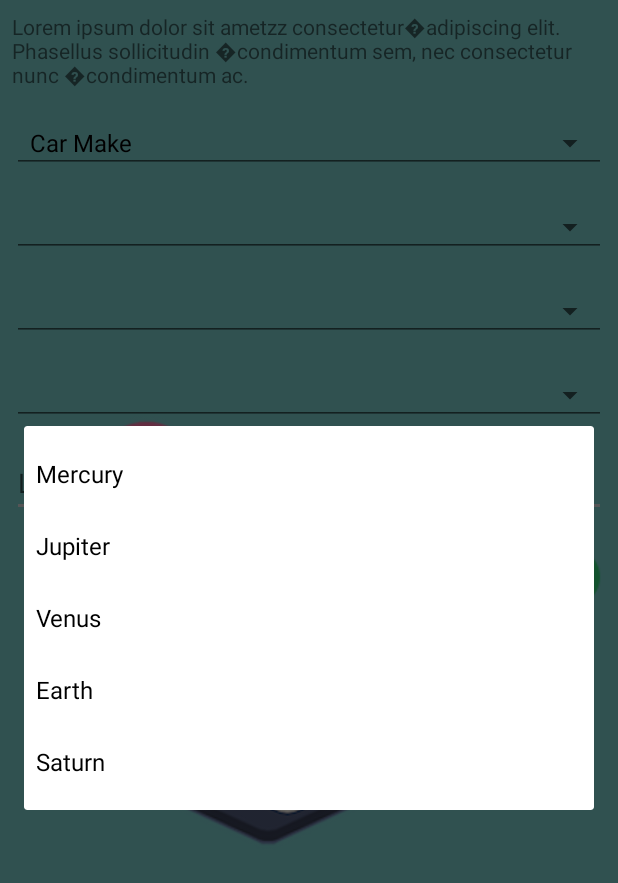
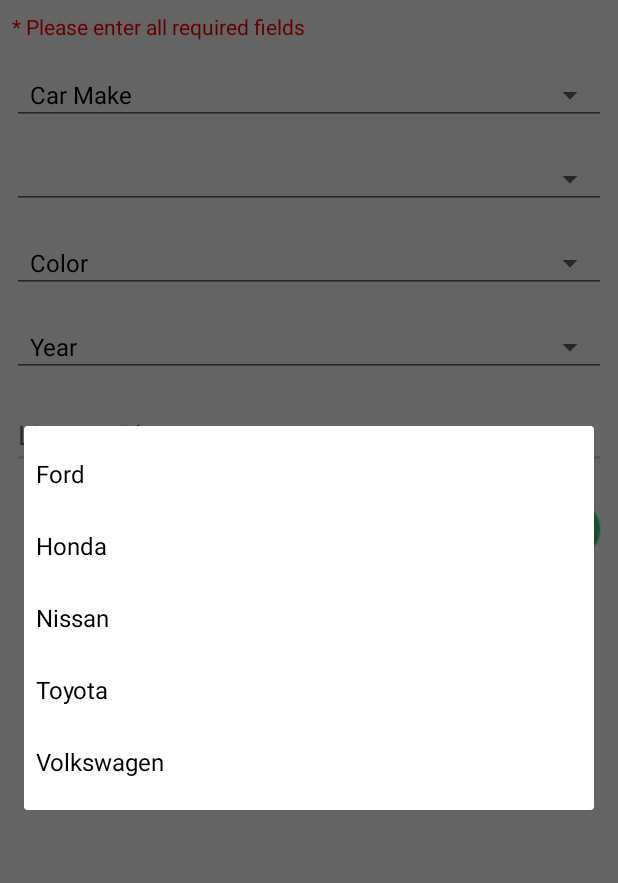
Before and after one commit to stephenfung98/OpenSpot, an Android app: the VehicleInfoActivity screen opened directly, with no data from a screen before it, after a tap on "Car Make", on a phone screen of 412 x 824 dp. Shown: the top 883 px of the screen. Run offline under Robolectric (Android 15) with nearby library versions, the phone set to English and light mode, and no system bars.

Commit message:
Added dropdown items for car make and create a spinner & dropdown men for car color and car year
-Added dropdown items for car make, colors & year with spinners

```diff
--- a/Android/MyApplication/app/src/main/AndroidManifest.xml
+++ b/Android/MyApplication/app/src/main/AndroidManifest.xml
@@ -16,6 +16,11 @@
             android:supportsRtl="true"
             android:theme="@style/AppTheme.Launcher">
         <activity android:name=".VehicleInfoActivity">
+            <intent-filter>
+                <action android:name="android.intent.action.MAIN"/>
+
+                <category android:name="android.intent.category.LAUNCHER"/>
+            </intent-filter>
         </activity>
         <activity
                 android:name=".NavigationActivity"
--- a/Android/MyApplication/app/src/main/java/com/example/openspot/VehicleInfoActivity.kt
+++ b/Android/MyApplication/app/src/main/java/com/example/openspot/VehicleInfoActivity.kt
@@ -1,5 +1,6 @@
 package com.example.openspot
 
+import android.content.Intent
 import android.support.v7.app.AppCompatActivity
 import android.os.Bundle
 import android.widget.ArrayAdapter
@@ -9,10 +10,10 @@ class VehicleInfoActivity : AppCompatActivity() {
 
     override fun onCreate(savedInstanceState: Bundle?) {
         super.onCreate(savedInstanceState)
+        setTheme(R.style.AppTheme)
         setContentView(R.layout.activity_vehicle_info)
 
-
-        val list = arrayListOf("Mercury","Jupiter","Venus","Earth","Saturn","Car Make")
+        val list = arrayListOf("Ford","Honda","Nissan","Toyota","Volkswagen","Car Make")
         val listSize = list.size -1
 
         val spinner: Spinner = findViewById(R.id.spinner)
@@ -25,5 +26,35 @@ class VehicleInfoActivity : AppCompatActivity() {
         dataAdapter.setDropDownViewResource(android.R.layout.simple_spinner_dropdown_item)
         spinner.adapter = dataAdapter
         spinner.setSelection(listSize)
+
+        val list3 = arrayListOf("Black","Blue","Green","Red","White","Color")
+        val listSize3 = list.size -1
+
+        val spinner3: Spinner = findViewById(R.id.spinner3)
+
+        val dataAdapter3 = object : ArrayAdapter<String>(this, android.R.layout.simple_spinner_dropdown_item, list3) {
+            override fun getCount(): Int {
+                return listSize3 // Truncate the list
+            }
+        }
+        dataAdapter3.setDropDownViewResource(android.R.layout.simple_spinner_dropdown_item)
+        spinner3.adapter = dataAdapter3
+        spinner3.setSelection(listSize)
+
+
+        val list4 = arrayListOf("2019","2018","2017","2016","2015","Year")
+        val listSize4 = list.size -1
+
+
+        val spinner4: Spinner = findViewById(R.id.spinner4)
+
+        val dataAdapter4 = object : ArrayAdapter<String>(this, android.R.layout.simple_spinner_dropdown_item, list4) {
+            override fun getCount(): Int {
+                return listSize4 // Truncate the list
+            }
+        }
+        dataAdapter4.setDropDownViewResource(android.R.layout.simple_spinner_dropdown_item)
+        spinner4.adapter = dataAdapter4
+        spinner4.setSelection(listSize)
     }
 }
--- a/Android/MyApplication/app/src/main/res/layout/activity_navigation.xml
+++ b/Android/MyApplication/app/src/main/res/layout/activity_navigation.xml
@@ -11,7 +11,8 @@
             android:id="@+id/container"
             android:layout_width="match_parent"
             android:layout_above="@+id/navigation"
-            android:layout_height="0dp"
+            android:layout_height="match_parent"
+            android:layout_marginBottom="50dp"
             app:layout_constraintBottom_toTopOf="@+id/navigation"/>
 
 
--- a/Android/MyApplication/app/src/main/res/layout/activity_vehicle_info.xml
+++ b/Android/MyApplication/app/src/main/res/layout/activity_vehicle_info.xml
@@ -4,13 +4,14 @@
                 xmlns:tools="http://schemas.android.com/tools"
                 android:layout_width="match_parent"
                 android:layout_height="match_parent"
-                tools:context="com.example.isaaclu.fitnessapp.MainActivity">
+                tools:context="com.example.openspot.VehicleInfoActivity">
 
     <TextView
             android:id="@+id/dummy"
             android:layout_width="wrap_content"
             android:layout_height="wrap_content"
-            android:text="Lorem ipsum dolor sit ametzz consectetur�adipiscing elit. Phasellus sollicitudin �condimentum sem, nec consectetur nunc �condimentum ac."
+            android:text="* Please enter all required fields"
+            android:textColor="#FF0000"
             android:layout_alignParentTop="true"
             android:layout_marginHorizontal="8dp"
             android:layout_marginVertical="8dp"/>
```
